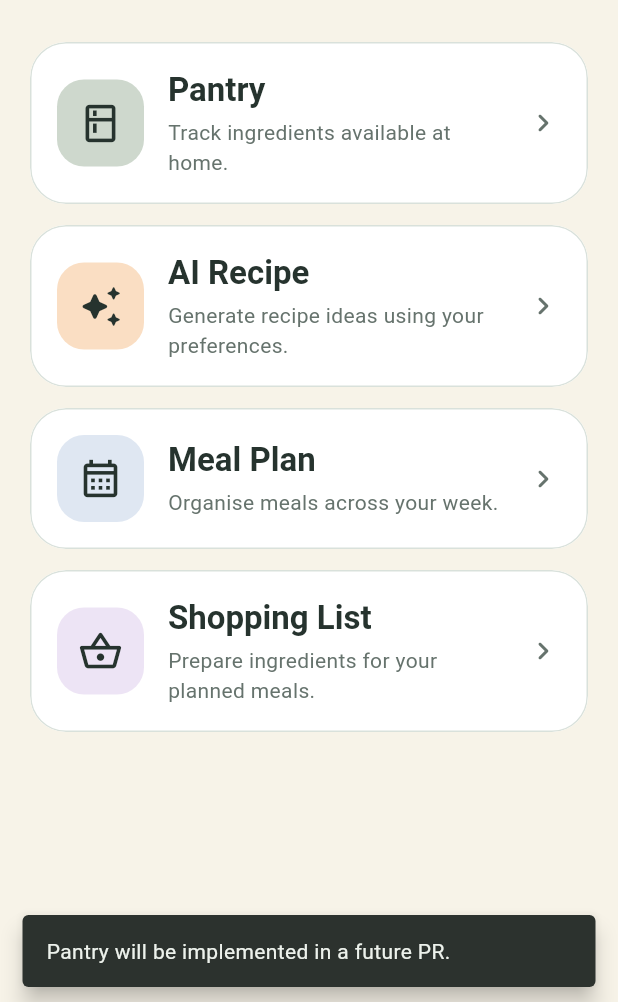
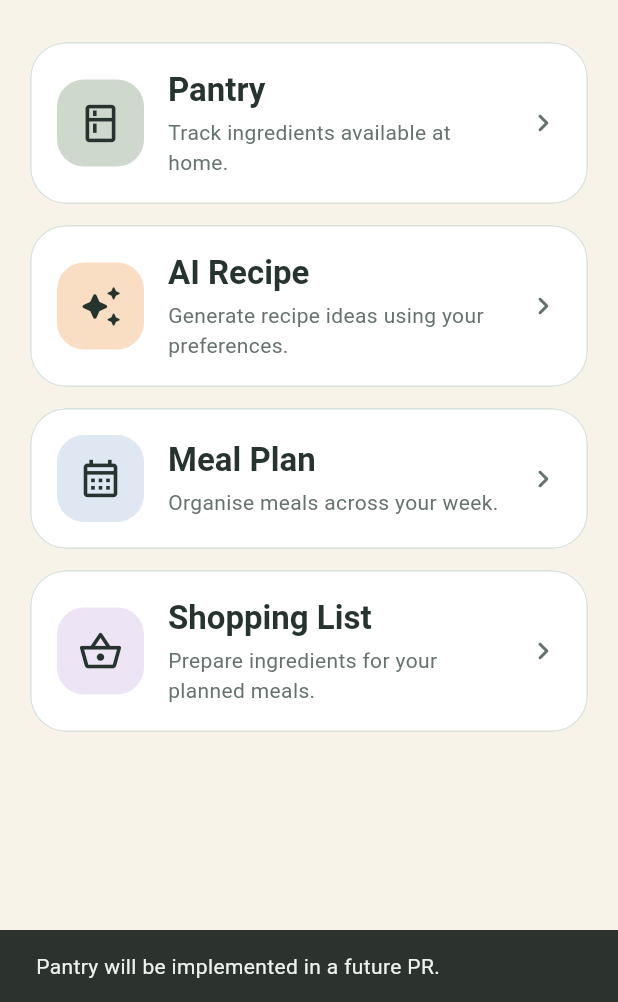
Before and after one commit to Pavel404-dev/Mealio, a Flutter app: the screen it shows after launch, after a tap on "Continue to Home", after a tap on "Pantry", on a phone screen of 412 x 824 dp, the part 234-1236 px from its top. Run offline on Flutter 3.47's test engine with Material 3 defaults, Android fonts, the phone set to English and light mode, and no system bars; our stand-ins replace dio, flutter_riverpod, flutter_secure_storage, go_router.

Commit message:
fix(frontend): address initialization review

```diff
--- a/frontend/lib/app/theme/app_theme.dart
+++ b/frontend/lib/app/theme/app_theme.dart
@@ -94,11 +94,17 @@ abstract final class AppTheme {
           textStyle: const TextStyle(fontSize: 16, fontWeight: FontWeight.w600),
         ),
       ),
+      cardTheme: const CardThemeData(
+        color: Colors.white,
+        elevation: 0,
+        margin: EdgeInsets.zero,
+        shape: RoundedRectangleBorder(
+          borderRadius: BorderRadius.all(Radius.circular(24)),
+          side: BorderSide(color: AppColors.border),
+        ),
+      ),
       progressIndicatorTheme: const ProgressIndicatorThemeData(
         color: AppColors.forest,
-      ),
-      snackBarTheme: const SnackBarThemeData(
-        behavior: SnackBarBehavior.floating,
       ),
     );
   }
```
Also changed, not shown: 1 other file.
